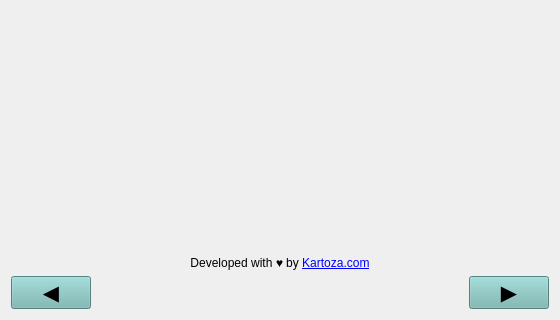
This is geest/ui/credits_panel_base.ui in worldbank/GEEST as Qt 5 draws it before an edit; both pictures show x 0 to 560 and y 528 to 848 of the 560 by 848 pixel window. The edited form follows.
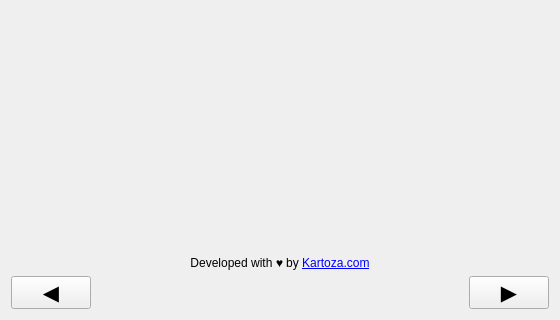
This is the edited form. Icons and pictures are not drawn.

```diff
--- a/geest/ui/credits_panel_base.ui
+++ b/geest/ui/credits_panel_base.ui
@@ -82,9 +82,6 @@
          <pointsize>16</pointsize>
         </font>
        </property>
-       <property name="styleSheet">
-        <string notr="true">background-color: rgba(118, 182, 178, 255);</string>
-       </property>
        <property name="text">
         <string>◀️</string>
        </property>
@@ -122,9 +119,6 @@
          <pointsize>16</pointsize>
         </font>
        </property>
-       <property name="styleSheet">
-        <string notr="true">background-color: rgba(118, 182, 178, 255);</string>
-       </property>
        <property name="text">
         <string>▶️</string>
        </property>
```
Left out of the diff: 6 changed lines with no effect on the pictures.
